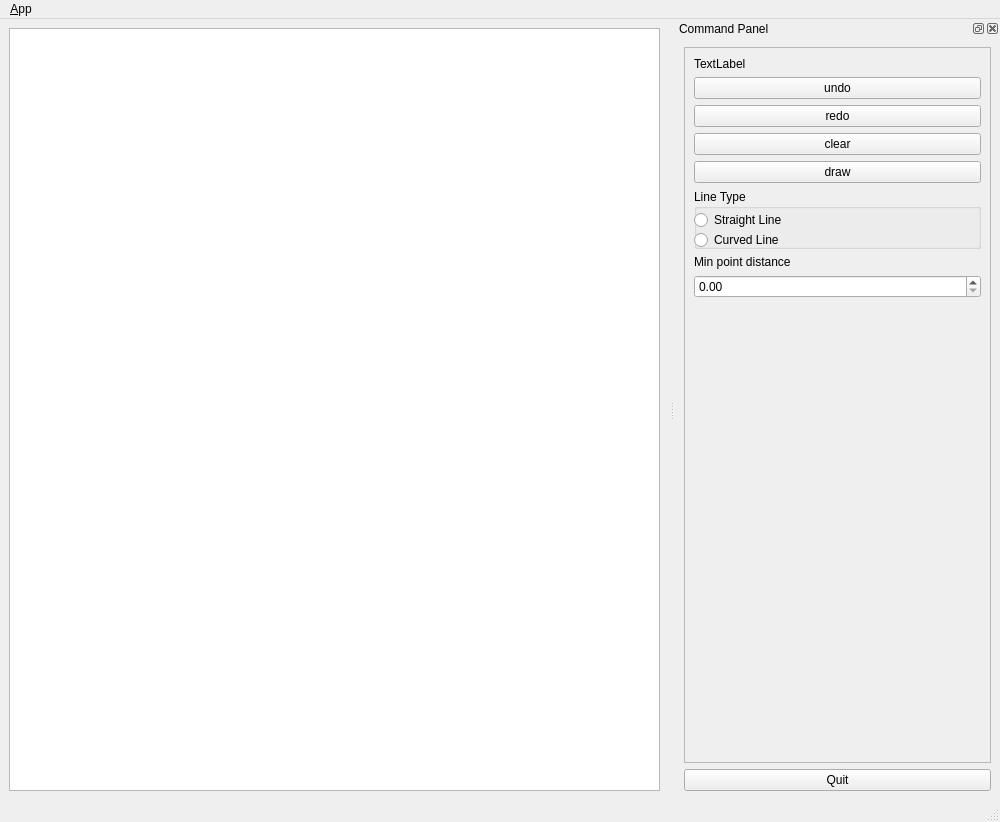
This is src/robo_draw/ui/main_window.ui in robodave94/ur10DrawingSocial as Qt 5 draws it before an edit. The edited form follows.
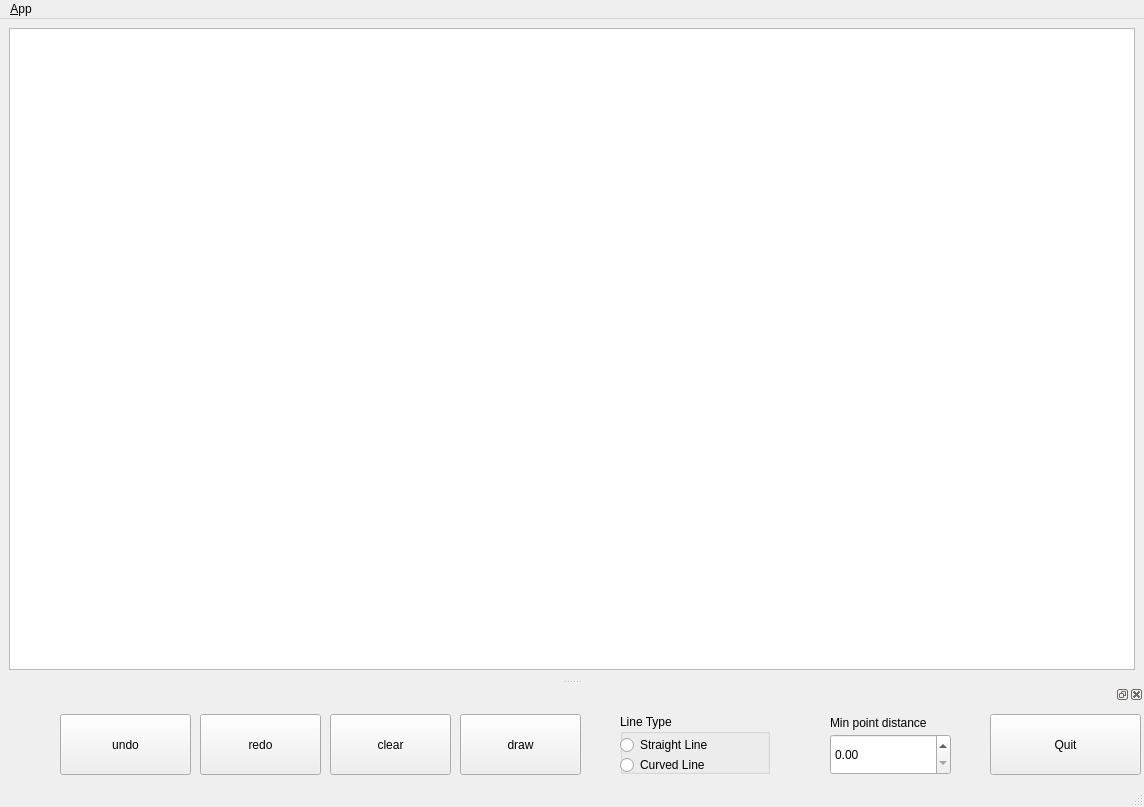
This is the edited form. Icons and pictures are not drawn.

Commit message: gui display change to enforce width to height ratio

Diff of the .ui file:
```diff
--- a/src/robo_draw/ui/main_window.ui
+++ b/src/robo_draw/ui/main_window.ui
@@ -6,12 +6,12 @@
    <rect>
     <x>0</x>
     <y>0</y>
-    <width>1000</width>
-    <height>822</height>
+    <width>1144</width>
+    <height>807</height>
    </rect>
   </property>
   <property name="sizePolicy">
-   <sizepolicy hsizetype="Preferred" vsizetype="Preferred">
+   <sizepolicy hsizetype="MinimumExpanding" vsizetype="Preferred">
     <horstretch>0</horstretch>
     <verstretch>0</verstretch>
    </sizepolicy>
@@ -31,17 +31,32 @@
     <item>
      <widget class="QGraphicsView" name="graphicsView">
       <property name="sizePolicy">
-       <sizepolicy hsizetype="Minimum" vsizetype="Minimum">
+       <sizepolicy hsizetype="MinimumExpanding" vsizetype="MinimumExpanding">
         <horstretch>0</horstretch>
         <verstretch>0</verstretch>
        </sizepolicy>
       </property>
       <property name="minimumSize">
        <size>
-        <width>0</width>
-        <height>0</height>
+        <width>800</width>
+        <height>300</height>
        </size>
       </property>
+      <property name="maximumSize">
+       <size>
+        <width>16777215</width>
+        <height>16777215</height>
+       </size>
+      </property>
+      <property name="verticalScrollBarPolicy">
+       <enum>Qt::ScrollBarAlwaysOff</enum>
+      </property>
+      <property name="horizontalScrollBarPolicy">
+       <enum>Qt::ScrollBarAlwaysOff</enum>
+      </property>
+      <property name="alignment">
+       <set>Qt::AlignCenter</set>
+      </property>
      </widget>
     </item>
    </layout>
@@ -51,7 +66,7 @@
     <rect>
      <x>0</x>
      <y>0</y>
-     <width>1000</width>
+     <width>1144</width>
      <height>25</height>
     </rect>
    </property>
@@ -71,83 +86,167 @@
   <widget class="QStatusBar" name="statusbar"/>
   <widget class="QDockWidget" name="dock_status">
    <property name="sizePolicy">
-    <sizepolicy hsizetype="Minimum" vsizetype="Preferred">
+    <sizepolicy hsizetype="MinimumExpanding" vsizetype="MinimumExpanding">
      <horstretch>0</horstretch>
      <verstretch>0</verstretch>
     </sizepolicy>
    </property>
    <property name="minimumSize">
     <size>
-     <width>325</width>
-     <height>690</height>
+     <width>800</width>
+     <height>100</height>
     </size>
    </property>
    <property name="allowedAreas">
-    <set>Qt::RightDockWidgetArea</set>
-   </property>
-   <property name="windowTitle">
-    <string>Command Panel</string>
+    <set>Qt::BottomDockWidgetArea</set>
    </property>
    <attribute name="dockWidgetArea">
-    <number>2</number>
+    <number>8</number>
    </attribute>
-   <widget class="QWidget" name="dockWidgetContents_2">
-    <layout class="QVBoxLayout" name="verticalLayout">
-     <item>
-      <widget class="QFrame" name="frame">
-       <property name="sizePolicy">
-        <sizepolicy hsizetype="Minimum" vsizetype="Preferred">
-         <horstretch>0</horstretch>
-         <verstretch>0</verstretch>
-        </sizepolicy>
-       </property>
-       <property name="frameShape">
-        <enum>QFrame::StyledPanel</enum>
-       </property>
-       <property name="frameShadow">
-        <enum>QFrame::Raised</enum>
-       </property>
-       <layout class="QVBoxLayout" name="verticalLayout_3">
-        <item>
+   <widget class="QWidget" name="dockWidgetContents">
          <widget class="QLabel" name="label">
+     <property name="geometry">
+      <rect>
+       <x>720</x>
+       <y>10</y>
+       <width>71</width>
+       <height>20</height>
+      </rect>
+     </property>
+     <property name="sizePolicy">
+      <sizepolicy hsizetype="Minimum" vsizetype="Minimum">
+       <horstretch>100</horstretch>
+       <verstretch>20</verstretch>
+      </sizepolicy>
+     </property>
           <property name="text">
-           <string>TextLabel</string>
-          </property>
-         </widget>
-        </item>
-        <item>
+      <string/>
+     </property>
+    </widget>
          <widget class="QPushButton" name="undoBtn">
+     <property name="geometry">
+      <rect>
+       <x>60</x>
+       <y>10</y>
+       <width>131</width>
+       <height>61</height>
+      </rect>
+     </property>
+     <property name="sizePolicy">
+      <sizepolicy hsizetype="Minimum" vsizetype="Minimum">
+       <horstretch>0</horstretch>
+       <verstretch>0</verstretch>
+      </sizepolicy>
+     </property>
           <property name="text">
            <string>undo</string>
           </property>
          </widget>
-        </item>
-        <item>
          <widget class="QPushButton" name="redoBtn">
+     <property name="geometry">
+      <rect>
+       <x>200</x>
+       <y>10</y>
+       <width>121</width>
+       <height>61</height>
+      </rect>
+     </property>
           <property name="text">
            <string>redo</string>
           </property>
          </widget>
-        </item>
-        <item>
          <widget class="QPushButton" name="clearBtn">
+     <property name="geometry">
+      <rect>
+       <x>330</x>
+       <y>10</y>
+       <width>121</width>
+       <height>61</height>
+      </rect>
+     </property>
           <property name="text">
            <string>clear</string>
           </property>
          </widget>
-        </item>
-        <item>
          <widget class="QPushButton" name="drawBtn">
+     <property name="geometry">
+      <rect>
+       <x>460</x>
+       <y>10</y>
+       <width>121</width>
+       <height>61</height>
+      </rect>
+     </property>
           <property name="text">
            <string>draw</string>
           </property>
          </widget>
-        </item>
-        <item>
+    <widget class="QLabel" name="label_2">
+     <property name="geometry">
+      <rect>
+       <x>830</x>
+       <y>10</y>
+       <width>126</width>
+       <height>17</height>
+      </rect>
+     </property>
+     <property name="sizePolicy">
+      <sizepolicy hsizetype="Fixed" vsizetype="Fixed">
+       <horstretch>0</horstretch>
+       <verstretch>0</verstretch>
+      </sizepolicy>
+     </property>
+     <property name="text">
+      <string>Min point distance</string>
+     </property>
+    </widget>
+    <widget class="QDoubleSpinBox" name="pntDistDblSpnr">
+     <property name="geometry">
+      <rect>
+       <x>830</x>
+       <y>30</y>
+       <width>121</width>
+       <height>41</height>
+      </rect>
+     </property>
+    </widget>
+    <widget class="QPushButton" name="quit_button">
+     <property name="geometry">
+      <rect>
+       <x>990</x>
+       <y>10</y>
+       <width>151</width>
+       <height>61</height>
+      </rect>
+     </property>
+     <property name="sizePolicy">
+      <sizepolicy hsizetype="MinimumExpanding" vsizetype="Fixed">
+       <horstretch>0</horstretch>
+       <verstretch>0</verstretch>
+      </sizepolicy>
+     </property>
+     <property name="text">
+      <string>Quit</string>
+     </property>
+    </widget>
          <widget class="QGroupBox" name="groupBox">
+     <property name="geometry">
+      <rect>
+       <x>620</x>
+       <y>10</y>
+       <width>150</width>
+       <height>60</height>
+      </rect>
+     </property>
+     <property name="sizePolicy">
+      <sizepolicy hsizetype="Fixed" vsizetype="Fixed">
+       <horstretch>0</horstretch>
+       <verstretch>0</verstretch>
+      </sizepolicy>
+     </property>
           <property name="minimumSize">
            <size>
-            <width>0</width>
+       <width>150</width>
             <height>60</height>
            </size>
           </property>
@@ -159,10 +258,16 @@
             <rect>
              <x>0</x>
              <y>20</y>
-             <width>287</width>
+        <width>121</width>
              <height>22</height>
             </rect>
            </property>
+      <property name="sizePolicy">
+       <sizepolicy hsizetype="Minimum" vsizetype="Minimum">
+        <horstretch>0</horstretch>
+        <verstretch>0</verstretch>
+       </sizepolicy>
+      </property>
            <property name="text">
             <string>Straight Line</string>
            </property>
@@ -172,56 +277,21 @@
             <rect>
              <x>0</x>
              <y>40</y>
-             <width>287</width>
+        <width>121</width>
              <height>22</height>
             </rect>
            </property>
+      <property name="sizePolicy">
+       <sizepolicy hsizetype="Fixed" vsizetype="Fixed">
+        <horstretch>0</horstretch>
+        <verstretch>0</verstretch>
+       </sizepolicy>
+      </property>
            <property name="text">
             <string>Curved Line</string>
            </property>
           </widget>
          </widget>
-        </item>
-        <item>
-         <widget class="QLabel" name="label_2">
-          <property name="text">
-           <string>Min point distance</string>
-          </property>
-         </widget>
-        </item>
-        <item>
-         <widget class="QDoubleSpinBox" name="pntDistDblSpnr"/>
-        </item>
-        <item>
-         <spacer name="verticalSpacer_3">
-          <property name="orientation">
-           <enum>Qt::Vertical</enum>
-          </property>
-          <property name="sizeHint" stdset="0">
-           <size>
-            <width>20</width>
-            <height>233</height>
-           </size>
-          </property>
-         </spacer>
-        </item>
-       </layout>
-      </widget>
-     </item>
-     <item>
-      <widget class="QPushButton" name="quit_button">
-       <property name="sizePolicy">
-        <sizepolicy hsizetype="MinimumExpanding" vsizetype="Fixed">
-         <horstretch>0</horstretch>
-         <verstretch>0</verstretch>
-        </sizepolicy>
-       </property>
-       <property name="text">
-        <string>Quit</string>
-       </property>
-      </widget>
-     </item>
-    </layout>
    </widget>
   </widget>
   <action name="action_Quit">
```
Left out of the diff: 2 changed lines with no effect on the pictures. Lines whose indentation alone changed are shown as unchanged. The commit also changes 18 other files.
